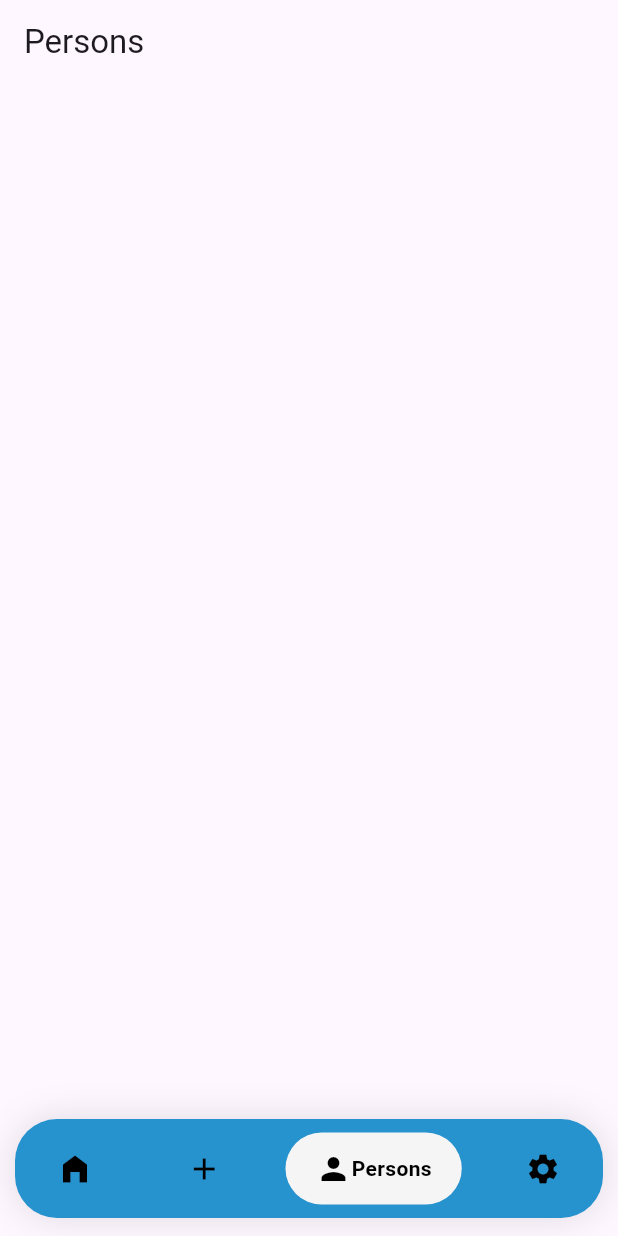
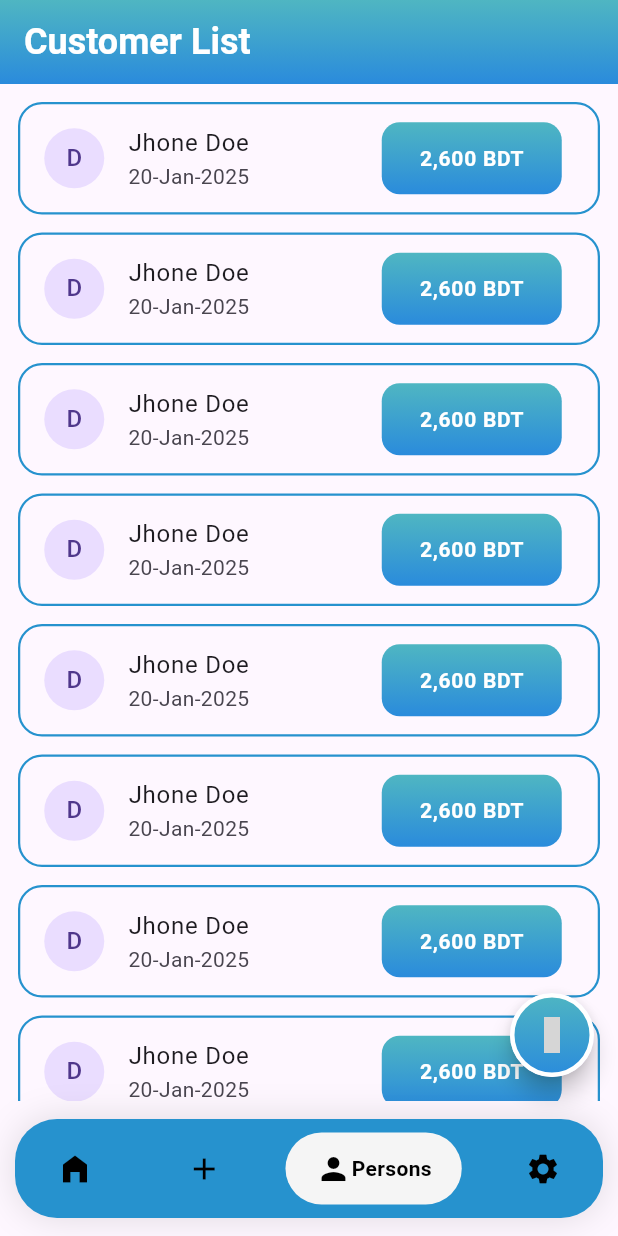
Before and after one commit to DinOfficial/ReceiptBook, a Flutter app: the screen it shows after launch, item 3 of the bottom bar chosen, on a phone screen of 412 x 824 dp. Run offline on Flutter 3.47's test engine with Material 3 defaults, Android fonts, the phone set to English and light mode, and no system bars; drawn by our look-alikes of flutter_slidable, google_nav_bar; our stand-ins replace firebase_core, flutter_animate, google_fonts, hugeicons; accounts and stored records are empty; grey boxes are pictures that could not be loaded.

Commit message:
persons screen complete ui

```diff
--- a/lib/screens/add_new_screen.dart
+++ b/lib/screens/add_new_screen.dart
@@ -22,6 +22,8 @@ class _AddNewScreenState extends State<AddNewScreen> {
         padding: EdgeInsets.all(20),
         children: [
           Expanded(
+            child: GestureDetector(
+              onTap: () {},
               child: Container(
                 height: MediaQuery.of(context).size.height * .36,
                 width: double.infinity,
@@ -37,7 +39,11 @@ class _AddNewScreenState extends State<AddNewScreen> {
                   mainAxisAlignment: .center,
                   crossAxisAlignment: .center,
                   children: [
-                  HugeIcon(icon: HugeIcons.strokeRoundedAddInvoice, color: Colors.white, size: 100),
+                    HugeIcon(
+                      icon: HugeIcons.strokeRoundedAddInvoice,
+                      color: Colors.white,
+                      size: 100,
+                    ),
                     const SizedBox(height: 12),
                     Text(
                       'Create new invoice',
@@ -51,8 +57,11 @@ class _AddNewScreenState extends State<AddNewScreen> {
                 ),
               ),
             ),
+          ),
           const SizedBox(height: 12),
           Expanded(
+            child: GestureDetector(
+              onTap: () {},
               child: Container(
                 height: MediaQuery.of(context).size.height * .36,
                 width: double.infinity,
@@ -81,6 +90,7 @@ class _AddNewScreenState extends State<AddNewScreen> {
                 ),
               ),
             ),
+          ),
         ],
       ),
     );
--- a/lib/screens/persons_screen.dart
+++ b/lib/screens/persons_screen.dart
@@ -1,7 +1,11 @@
 import 'package:flutter/material.dart';
+import 'package:flutter_slidable/flutter_slidable.dart';
+import 'package:hugeicons/hugeicons.dart';
+import 'package:receipt_book/widgets/main_app_bar.dart';
 
 class PersonsScreen extends StatefulWidget {
   const PersonsScreen({super.key, required this.title});
+
   final String title;
 
   @override
@@ -12,7 +16,105 @@ class _PersonsScreenState extends State<PersonsScreen> {
   @override
   Widget build(BuildContext context) {
     return Scaffold(
-      appBar: AppBar(title: Text(widget.title),),
+      appBar: MainAppBar(title: 'Customer List'),
+      body: ListView.separated(
+        separatorBuilder: (context, index) => const SizedBox(height: 12),
+        padding: EdgeInsets.symmetric(horizontal: 12, vertical: 12),
+        itemCount: 20,
+        itemBuilder: (context, index) => Slidable(
+          groupTag: 'my-list',
+          startActionPane: ActionPane(
+            motion: DrawerMotion(),
+            dragDismissible: true,
+            children: [
+              SlidableAction(
+                onPressed: (BuildContext context) {},
+                backgroundColor: Colors.red,
+                foregroundColor: Colors.white,
+                icon: Icons.delete_outline_rounded,
+                label: 'Delete',
+              ),
+              SlidableAction(
+                onPressed: (BuildContext context) {},
+                backgroundColor: Colors.blue,
+                foregroundColor: Colors.white,
+                icon: Icons.edit_location_alt_outlined,
+                label: 'Edit',
+              ),
+            ],
+          ),
+          endActionPane: ActionPane(
+            motion: DrawerMotion(),
+            dragDismissible: true,
+            children: [
+              SlidableAction(
+                onPressed: (BuildContext context) {},
+                backgroundColor: Colors.red,
+                foregroundColor: Colors.white,
+                icon: Icons.delete_outline_rounded,
+                label: 'Delete',
+              ),
+              SlidableAction(
+                onPressed: (BuildContext context) {},
+                backgroundColor: Colors.blue,
+                foregroundColor: Colors.white,
+                icon: Icons.edit_location_alt_outlined,
+                label: 'Edit',
+              ),
+            ],
+          ),
+          child: ListTile(
+            onTap: () {},
+            shape: RoundedRectangleBorder(
+              borderRadius: BorderRadius.circular(16),
+              side: BorderSide(color: Color(0xff2692ce), width: 1.5),
+            ),
+            leading: CircleAvatar(child: Text('D')),
+            title: Text('Jhone Doe'),
+            subtitle: Text('20-Jan-2025'),
+            trailing: Container(
+              height: 48,
+              width: 120,
+              decoration: BoxDecoration(
+                gradient: LinearGradient(
+                  colors: [Color(0xff4fb6c2), Color(0xff2a8bdc)],
+                  begin: Alignment.topCenter,
+                  end: Alignment.bottomCenter,
+                ),
+                borderRadius: BorderRadius.circular(12),
+              ),
+              child: Center(
+                child: Text(
+                  '2,600 BDT',
+                  style: TextStyle(color: Colors.white, fontSize: 14, fontWeight: FontWeight.bold),
+                ),
+              ),
+            ),
+          ),
+        ),
+      ),
+      floatingActionButton: FloatingActionButton(
+        shape: RoundedRectangleBorder(borderRadius: BorderRadius.circular(38)),
+        onPressed: () {},
+        child: Container(
+          decoration: BoxDecoration(
+            gradient: LinearGradient(
+              colors: [Color(0xff4fb6c2), Color(0xff2a8bdc)],
+              begin: Alignment.topCenter,
+              end: Alignment.bottomCenter,
+            ),
+            borderRadius: BorderRadius.circular(40),
+            border: BoxBorder.all(color: Colors.white, width: 3),
+          ),
+          child: Center(
+            child: HugeIcon(
+              icon: HugeIcons.strokeRoundedPlusSignCircle,
+              color: Colors.white,
+              strokeWidth: 3,
+            ),
+          ),
+        ),
+      ),
     );
   }
 }
--- a/lib/widgets/main_app_bar.dart
+++ b/lib/widgets/main_app_bar.dart
@@ -1,16 +1,17 @@
 import 'package:flutter/material.dart';
 
-class MainAppBar extends StatelessWidget implements PreferredSizeWidget{
-  const MainAppBar({
-    super.key, required this.title,
-  });
+class MainAppBar extends StatelessWidget implements PreferredSizeWidget {
+  const MainAppBar({super.key, required this.title});
 
   final String title;
 
   @override
   Widget build(BuildContext context) {
     return AppBar(
-      title: Text('Add New Invoice',style: TextStyle(color: Colors.white, fontSize: 24, fontWeight: FontWeight.bold),),
+      title: Text(
+        title,
+        style: TextStyle(color: Colors.white, fontSize: 24, fontWeight: FontWeight.bold),
+      ),
       backgroundColor: Colors.transparent,
       flexibleSpace: Container(
         decoration: const BoxDecoration(
@@ -27,5 +28,4 @@ class MainAppBar extends StatelessWidget implements PreferredSizeWidget{
   @override
   // TODO: implement preferredSize
   Size get preferredSize => const Size.fromHeight(kToolbarHeight);
-
 }
--- a/lib/widgets/transection_list_tile.dart
+++ b/lib/widgets/transection_list_tile.dart
@@ -49,6 +49,7 @@ class TransectionListTile extends StatelessWidget {
         ],
       ),
       child: ListTile(
+        onTap: (){},
         shape: RoundedRectangleBorder(
           borderRadius: BorderRadius.circular(16),
           side: BorderSide(color: Color(0xff2692ce), width: 1.5),
```
Lines whose indentation alone changed are shown as unchanged.
